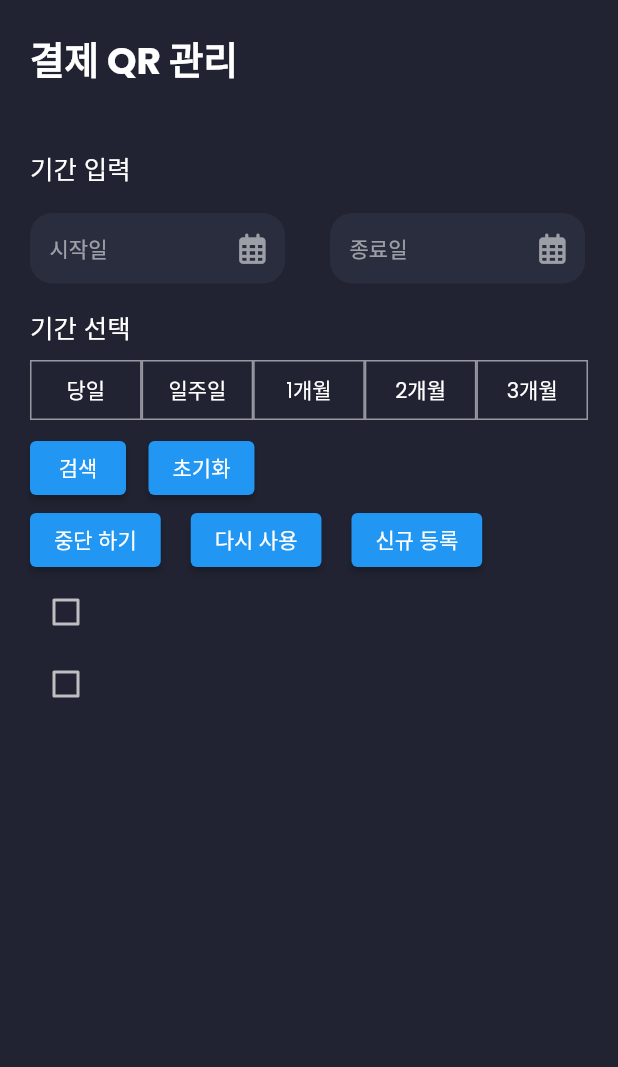
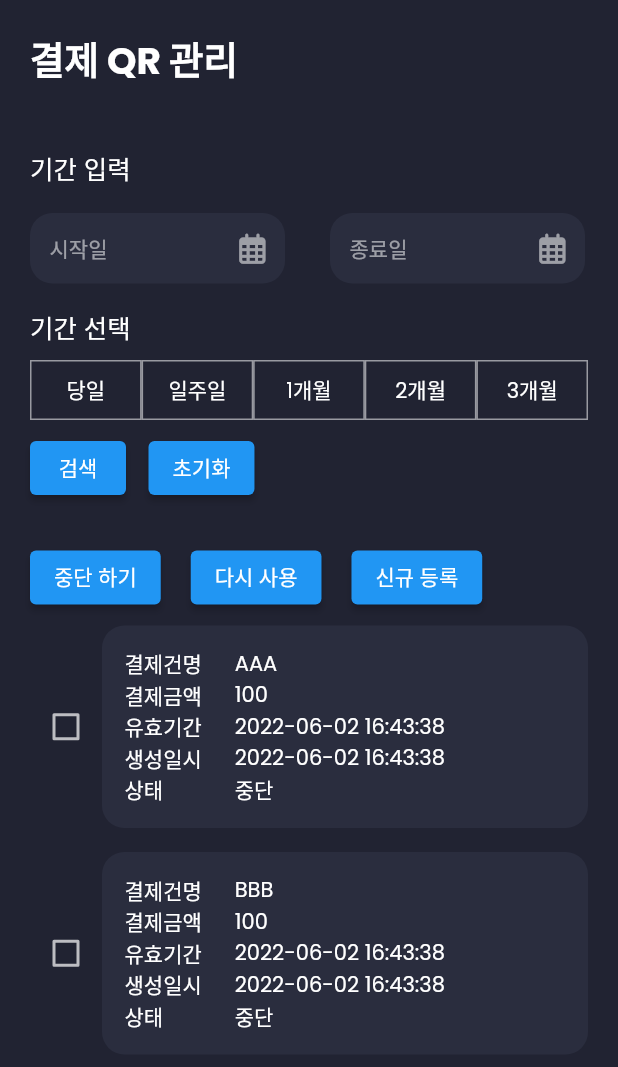
Before and after one commit to jinwoo-nam/Instapay-admin, a Flutter app: the QrManageWidget widget shown alone on an empty page, opened directly, on a phone screen of 412 x 824 dp. Shown: the top 1067 px of the screen. Run offline on Flutter 3.47's test engine with Material 2 defaults, Android fonts, the phone set to English and light mode, and no system bars; our stand-ins replace data_table_2, font_awesome_flutter, freezed_annotation, google_fonts, table_calendar; generated files the repository leaves out were written again.

Commit message:
qr manage

```diff
--- a/lib/presentation/home/widgets/franchisee/qr_manage/qr_manage_widget.dart
+++ b/lib/presentation/home/widgets/franchisee/qr_manage/qr_manage_widget.dart
@@ -205,6 +205,9 @@ class QrManageWidget extends StatelessWidget {
                     ),
                   ],
                 ),
+                const SizedBox(
+                  height: 25,
+                ),
                 Row(
                   children: [
                     ElevatedButton(
@@ -249,7 +252,7 @@ class QrCodeInfo {
   final String expireDate;
   final String createDate;
   final String state;
-  final bool isSelected;
+  bool isSelected;
 
   QrCodeInfo({
     required this.title,
@@ -261,7 +264,7 @@ class QrCodeInfo {
   });
 }
 
-class QrInfoListWidget extends StatelessWidget {
+class QrInfoListWidget extends StatefulWidget {
   final QrCodeInfo data;
   final Function(bool)? onPress;
 
@@ -272,82 +275,93 @@ class QrInfoListWidget extends StatelessWidget {
   }) : super(key: key);
 
   @override
+  State<QrInfoListWidget> createState() => _QrInfoListWidgetState();
+}
+
+class _QrInfoListWidgetState extends State<QrInfoListWidget> {
+  @override
   Widget build(BuildContext context) {
-    return Row(
+    return Padding(
+      padding: const EdgeInsets.symmetric(vertical: 8.0),
+      child: Row(
         children: [
           Checkbox(
-            value: data.isSelected,
+              value: widget.data.isSelected,
               onChanged: (checked) {
-              if (onPress != null && checked != null) {
-                onPress!(checked);
-              }
+                setState(() {
+                  widget.data.isSelected = !widget.data.isSelected;
+                });
               }),
-         Container(
+          Expanded(
+            child: Container(
+              padding: const EdgeInsets.all(15),
               decoration: BoxDecoration(
                 color: secondaryColor,
                 borderRadius: BorderRadius.circular(15),
               ),
               child: Column(
                 children: [
-              // Row(
-              //   children: [
-              //     const Expanded(
-              //       child: Text('결제건명'),
-              //     ),
-              //     Expanded(
-              //       flex: 3,
-              //       child: Text(data.title),
-              //     ),
-              //   ],
-              // ),
-              // Row(
-              //   children: [
-              //     const Expanded(
-              //       child: Text('결제금액'),
-              //     ),
-              //     Expanded(
-              //       flex: 3,
-              //       child: Text('${data.price}'),
-              //     ),
-              //   ],
-              // ),
-              // Row(
-              //   children: [
-              //     const Expanded(
-              //       child: Text('유효기간'),
-              //     ),
-              //     Expanded(
-              //       flex: 3,
-              //       child: Text(data.expireDate),
-              //     ),
-              //   ],
-              // ),
-              // Row(
-              //   children: [
-              //     const Expanded(
-              //       child: Text('생성일시'),
-              //     ),
-              //     Expanded(
-              //       flex: 3,
-              //       child: Text(data.createDate),
-              //     ),
-              //   ],
-              // ),
-              // Row(
-              //   children: [
-              //     const Expanded(
-              //       child: Text('상태'),
-              //     ),
-              //     Expanded(
-              //       flex: 3,
-              //       child: Text(data.state),
-              //     ),
-              //   ],
-              // ),
+                  Row(
+                    children: [
+                      const Expanded(
+                        child: Text('결제건명'),
+                      ),
+                      Expanded(
+                        flex: 3,
+                        child: Text(widget.data.title),
+                      ),
+                    ],
+                  ),
+                  Row(
+                    children: [
+                      const Expanded(
+                        child: Text('결제금액'),
+                      ),
+                      Expanded(
+                        flex: 3,
+                        child: Text('${widget.data.price}'),
+                      ),
+                    ],
+                  ),
+                  Row(
+                    children: [
+                      const Expanded(
+                        child: Text('유효기간'),
+                      ),
+                      Expanded(
+                        flex: 3,
+                        child: Text(widget.data.expireDate),
+                      ),
+                    ],
+                  ),
+                  Row(
+                    children: [
+                      const Expanded(
+                        child: Text('생성일시'),
+                      ),
+                      Expanded(
+                        flex: 3,
+                        child: Text(widget.data.createDate),
+                      ),
+                    ],
+                  ),
+                  Row(
+                    children: [
+                      const Expanded(
+                        child: Text('상태'),
+                      ),
+                      Expanded(
+                        flex: 3,
+                        child: Text(widget.data.state),
+                      ),
+                    ],
+                  ),
                 ],
               ),
             ),
+          ),
         ],
+      ),
     );
   }
 }
```
Lines whose indentation alone changed are shown as unchanged.
